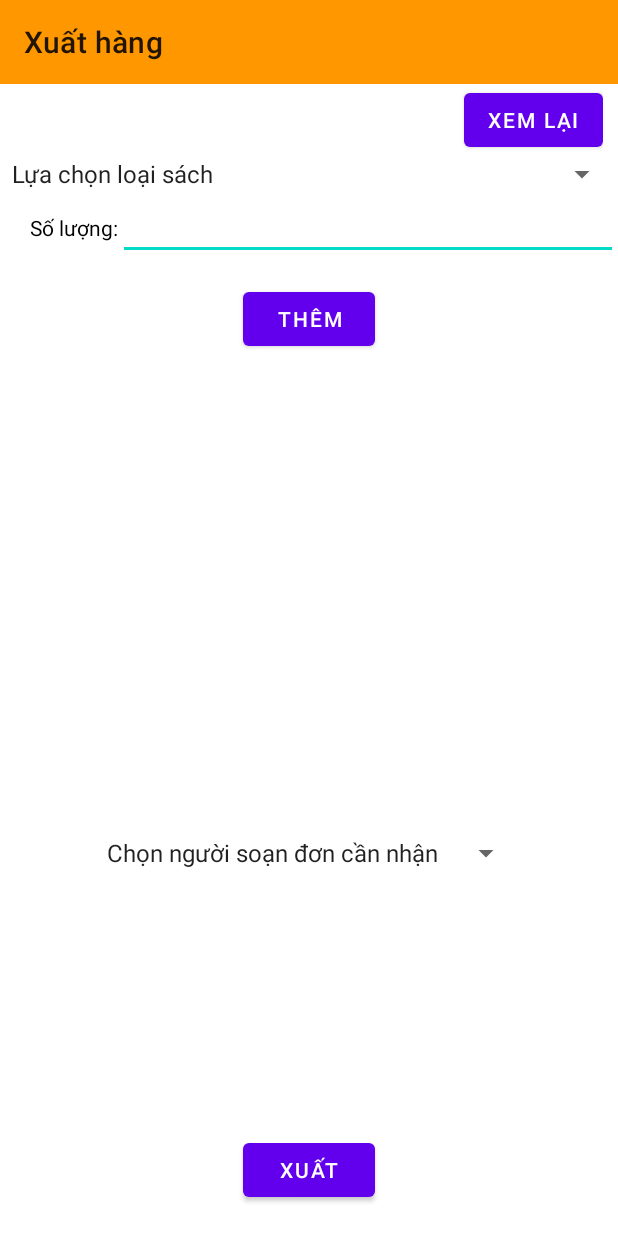
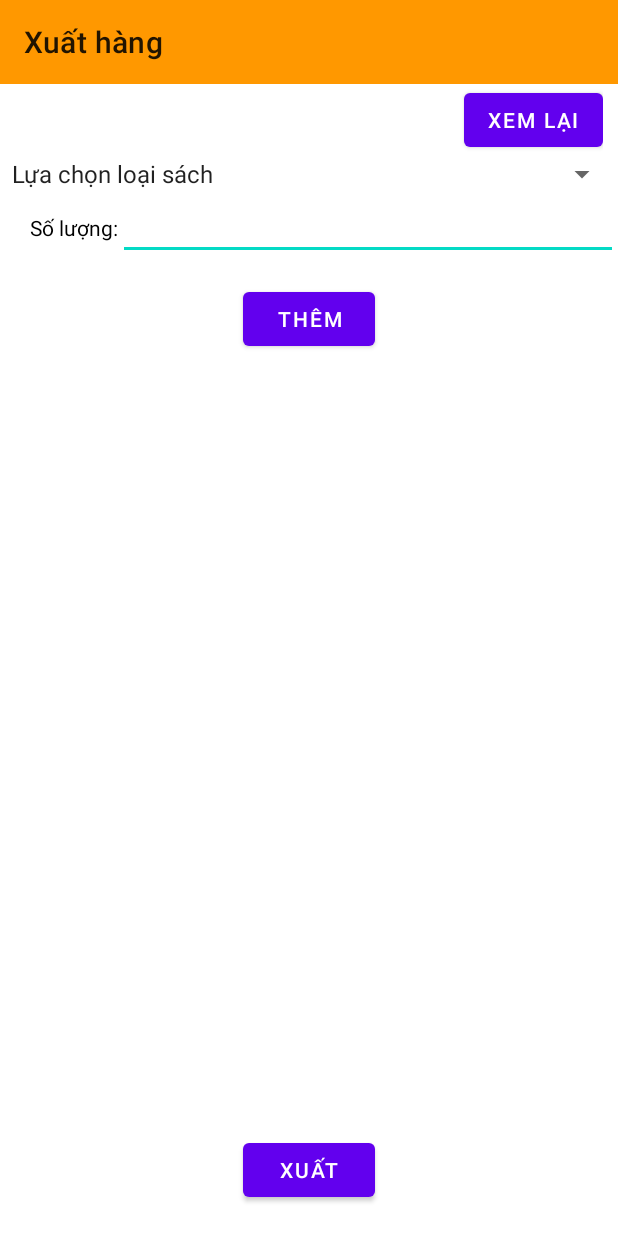
Before and after one commit to hatmitliti/Selling-book-store, an Android app: the layout thu_kho_xuat_hang.xml on its own in the app's theme, with its tools: preview values and no code run, on a phone screen of 412 x 824 dp. Run offline under Robolectric (Android 15) with nearby library versions, the phone set to English and light mode, and no system bars.

Commit message:
fix thu kho xuathang

```diff
--- a/app/src/main/res/layout/thu_kho_xuat_hang.xml
+++ b/app/src/main/res/layout/thu_kho_xuat_hang.xml
@@ -79,18 +79,6 @@
         android:layout_width="match_parent"
         android:layout_height="300dp" />
 
-    <LinearLayout
-        android:layout_width="match_parent"
-        android:layout_height="wrap_content"
-        android:layout_marginTop="20dp"
-        android:gravity="center">
-
-        <Spinner
-            android:id="@+id/spChonNguoiNhanXuatHang"
-            android:layout_width="wrap_content"
-            android:layout_height="wrap_content"
-            android:entries="@array/soan_don" />
-    </LinearLayout>
 
     <LinearLayout
         android:layout_width="match_parent"
```
Also changed, not shown: app/src/main/java/com/example/book/ThuKho/Thu_kho_xuat_hang.java (+0 -11 lines), 1 other file.
